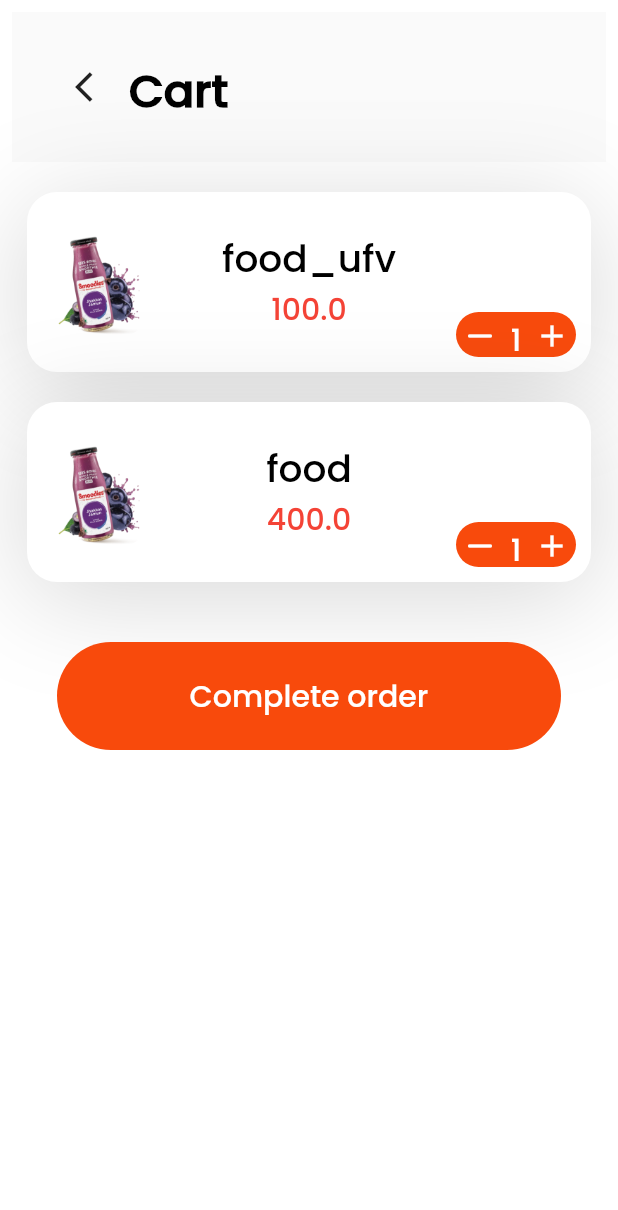
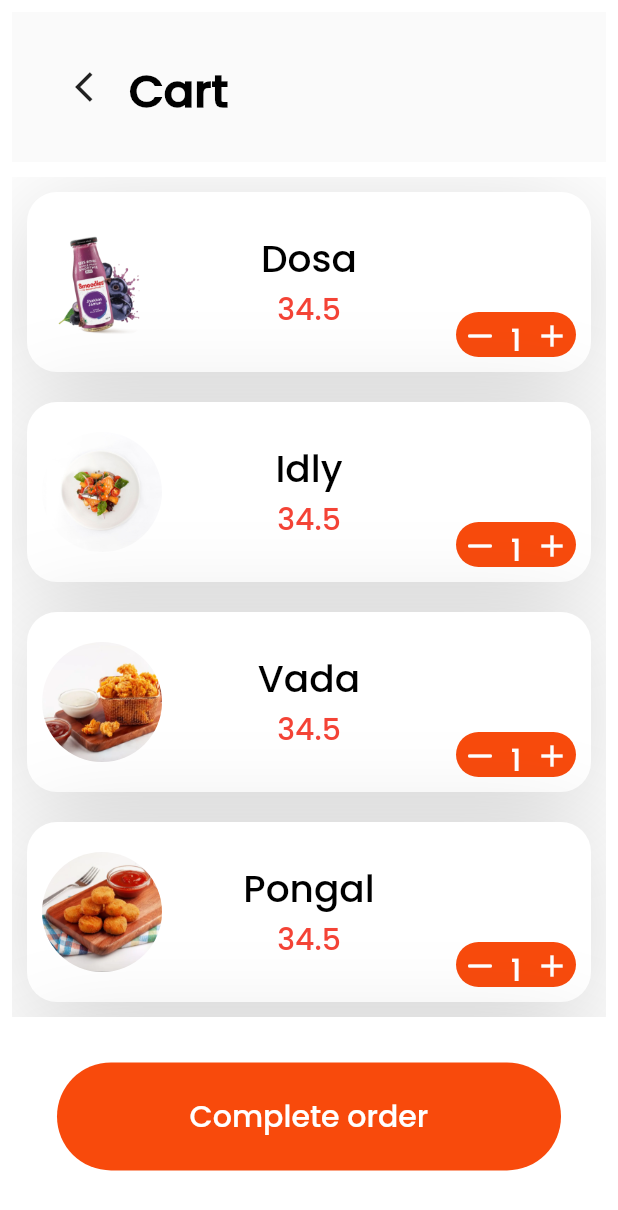
Before and after one commit to rohanSSiddeshwara/FoodEZ, a Flutter app: the screen it shows after launch, after a tap on the "shopping cart" icon, on a phone screen of 412 x 824 dp. Shown: the top 1210 px of the screen. Run offline on Flutter 3.47's test engine with Material 2 defaults, Android fonts, the light colour scheme and no system bars.

Commit message:
adding additional functionality to cart

```diff
--- a/foodez/lib/cart.dart
+++ b/foodez/lib/cart.dart
@@ -1,8 +1,16 @@
 // ignore_for_file: prefer_const_constructors
-
+import 'food_details_populator.dart';
 import 'package:flutter/material.dart';
 
 class cart extends StatelessWidget {
+   final List<food_details> foods=[
+    food_details(name: "Dosa", price: 34.5, details: "Some details about the food", image_num: 14),
+    food_details(name: "Idly", price: 34.5, details: "Some details about the food", image_num: 4),
+    food_details(name: "Vada", price: 34.5, details: "Some details about the food", image_num: 18),
+    food_details(name: "Pongal", price: 34.5, details: "Some details about the food", image_num: 19),
+    food_details(name: "Dosa", price: 34.5, details: "Some details about the food", image_num: 14),
+    food_details(name: "Idly", price: 34.5, details: "Some details about the food", image_num: 4),
+  ];
   // This widget is the root of your application.
   @override
   Widget build(BuildContext context) {
@@ -38,9 +46,10 @@ class cart extends StatelessWidget {
             SizedBox(
               height: 10,
             ),
-           cart_element(name: "food_ufv", Price: 100, image_number: 14),
-           cart_element(name: "food", Price: 400, image_number: 14),
-
+            SizedBox(
+                height: MediaQuery.of(context).size.height * 0.68,
+                child:ListView(children:foods.map((food){return cart_element(image_number:food.image_num,name:food.name,Price:food.price);}).toList()
+            )),
             Container(
               height: 72,
               margin: EdgeInsets.all(30),
```
